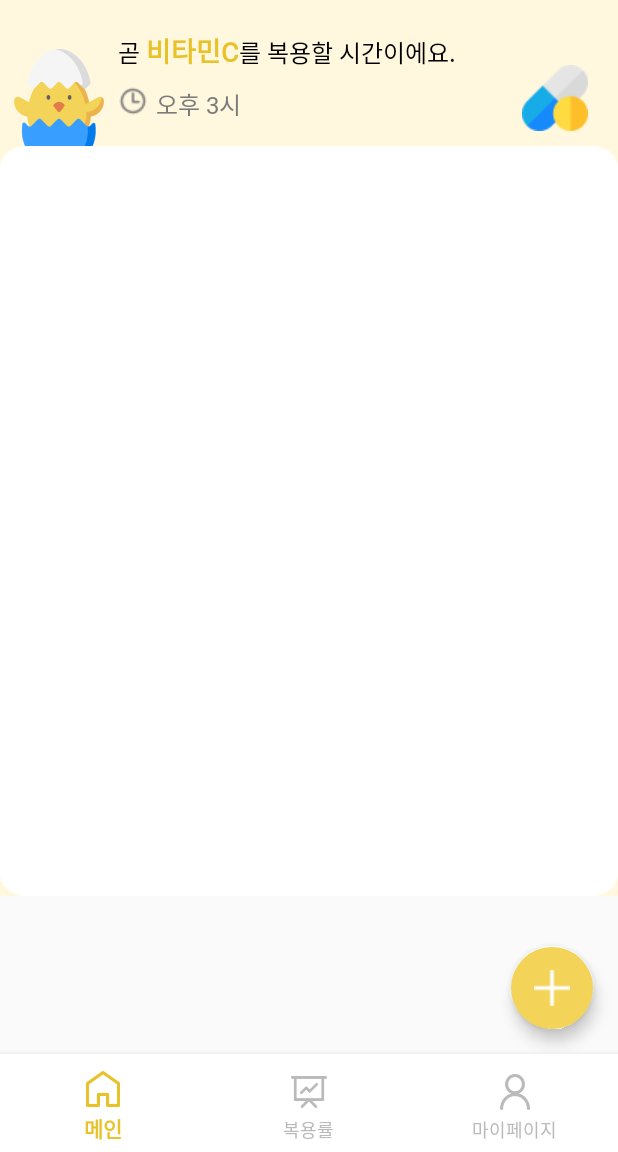
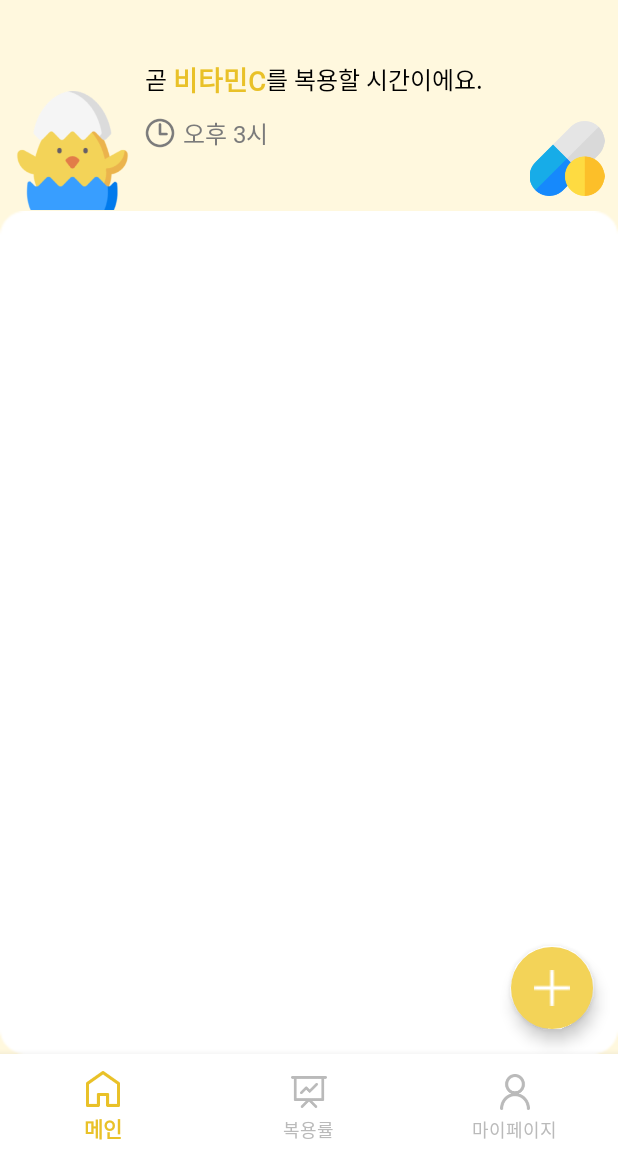
Before and after one commit to Maaaaeari/Chick, an Android app: the screen it shows after launch (MainActivity), on a phone screen of 412 x 824 dp, the part 84-1236 px from its top. Run offline under Robolectric (Android 15) with nearby library versions, the phone set to English and light mode, and no system bars.

Commit message:
레이아웃 수정

```diff
--- a/app/src/main/res/layout/fragment_main.xml
+++ b/app/src/main/res/layout/fragment_main.xml
@@ -42,9 +42,10 @@
 
         <LinearLayout
             android:layout_width="match_parent"
-            android:layout_height="wrap_content"
+            android:layout_height="0dp"
             android:background="#FFF8DE"
             android:orientation="vertical"
+            app:layout_constraintBottom_toBottomOf="parent"
             app:layout_constraintEnd_toEndOf="parent"
             app:layout_constraintStart_toStartOf="parent"
             app:layout_constraintTop_toBottomOf="@+id/toolbar">
@@ -52,33 +53,37 @@
             <LinearLayout
                 android:layout_width="match_parent"
                 android:layout_height="match_parent"
-                android:gravity="center"
+                android:layout_weight="8"
                 android:orientation="horizontal">
 
                 <ImageView
                     android:id="@+id/imageView2"
-                    android:layout_width="50dp"
-                    android:layout_height="70dp"
+                    android:layout_width="70dp"
+                    android:layout_height="80dp"
                     android:layout_gravity="bottom"
                     android:layout_weight="1"
-                    android:scaleType="fitEnd"
+                    android:scaleType="centerInside"
                     android:src="@drawable/ic_main_chick" />
+
+                <LinearLayout
+                    android:layout_width="wrap_content"
+                    android:layout_height="match_parent"
+                    android:layout_gravity="center"
+                    android:layout_weight="1"
+                    android:orientation="horizontal">
 
                     <LinearLayout
                         android:id="@+id/linearLayoutMain1"
                         android:layout_width="wrap_content"
                         android:layout_height="wrap_content"
-                    android:layout_weight="1"
-                    android:orientation="vertical"
-                    android:paddingTop="20dp"
-                    android:paddingBottom="20dp">
+                        android:layout_gravity="center_vertical"
+                        android:orientation="vertical">
 
                         <LinearLayout
                             android:layout_width="wrap_content"
                             android:layout_height="wrap_content"
                             android:layout_marginBottom="10dp"
-                        android:layout_weight="1"
-                        android:gravity="center_horizontal"
+                            android:gravity="center_horizontal|center_vertical"
                             android:orientation="horizontal">
 
                             <TextView
@@ -113,21 +118,20 @@
                         <LinearLayout
                             android:layout_width="wrap_content"
                             android:layout_height="wrap_content"
-                        android:layout_weight="1"
-                        android:gravity="center_horizontal"
+                            android:gravity="center_horizontal|center_vertical"
                             android:orientation="horizontal">
 
                             <ImageView
                                 android:id="@+id/imageView"
-                            android:layout_width="wrap_content"
-                            android:layout_height="wrap_content"
+                                android:layout_width="20dp"
+                                android:layout_height="20dp"
                                 android:layout_marginRight="5dp"
                                 android:src="@drawable/ic_main_alaram" />
 
                             <TextView
                                 android:id="@+id/txtMainBannerTime"
                                 android:layout_width="wrap_content"
-                            android:layout_height="match_parent"
+                                android:layout_height="wrap_content"
                                 android:fontFamily="@font/jejugothic"
                                 android:gravity="center_vertical"
                                 android:text="오후 3시"
@@ -136,11 +140,12 @@
                         </LinearLayout>
 
                     </LinearLayout>
+                </LinearLayout>
 
                 <ImageView
                     android:id="@+id/imageView3"
-                    android:layout_width="wrap_content"
-                    android:layout_height="wrap_content"
+                    android:layout_width="30dp"
+                    android:layout_height="50dp"
                     android:layout_gravity="bottom"
                     android:layout_marginRight="5dp"
                     android:layout_marginBottom="10dp"
@@ -152,6 +157,7 @@
             <androidx.core.widget.NestedScrollView
                 android:layout_width="match_parent"
                 android:layout_height="match_parent"
+                android:layout_weight="2"
                 android:fillViewport="true">
 
                 <LinearLayout
--- a/app/src/main/res/layout/item_druglist.xml
+++ b/app/src/main/res/layout/item_druglist.xml
@@ -34,8 +34,8 @@
 
                 <ImageView
                     android:id="@+id/imageView4"
-                    android:layout_width="wrap_content"
-                    android:layout_height="wrap_content"
+                    android:layout_width="25dp"
+                    android:layout_height="25dp"
                     app:srcCompat="@drawable/ic_drugs_1" />
             </LinearLayout>
 
@@ -78,8 +78,8 @@
 
                     <ImageView
                         android:id="@+id/imageView5"
-                        android:layout_width="wrap_content"
-                        android:layout_height="wrap_content"
+                        android:layout_width="25dp"
+                        android:layout_height="25dp"
                         android:paddingRight="5dp"
                         app:srcCompat="@drawable/ic_main_alaram" />
 
```
Also changed, not shown: app/src/main/res/drawable-v24/ic_drugs_1.png, app/src/main/res/drawable-v24/ic_drugs_2.png, app/src/main/res/drawable-v24/ic_drugs_3.png, app/src/main/res/drawable-v24/ic_drugs_4.png, app/src/main/res/drawable-v24/ic_drugs_5.png, app/src/main/res/drawable-v24/ic_drugs_6.png, app/src/main/res/drawable-v24/ic_drugs_7.png, app/src/main/res/drawable-v24/ic_drugs_8.png, app/src/main/res/drawable-v24/ic_main_alaram.png, app/src/main/res/drawable-v24/ic_main_drug.png. Lines whose indentation alone changed are shown as unchanged.
